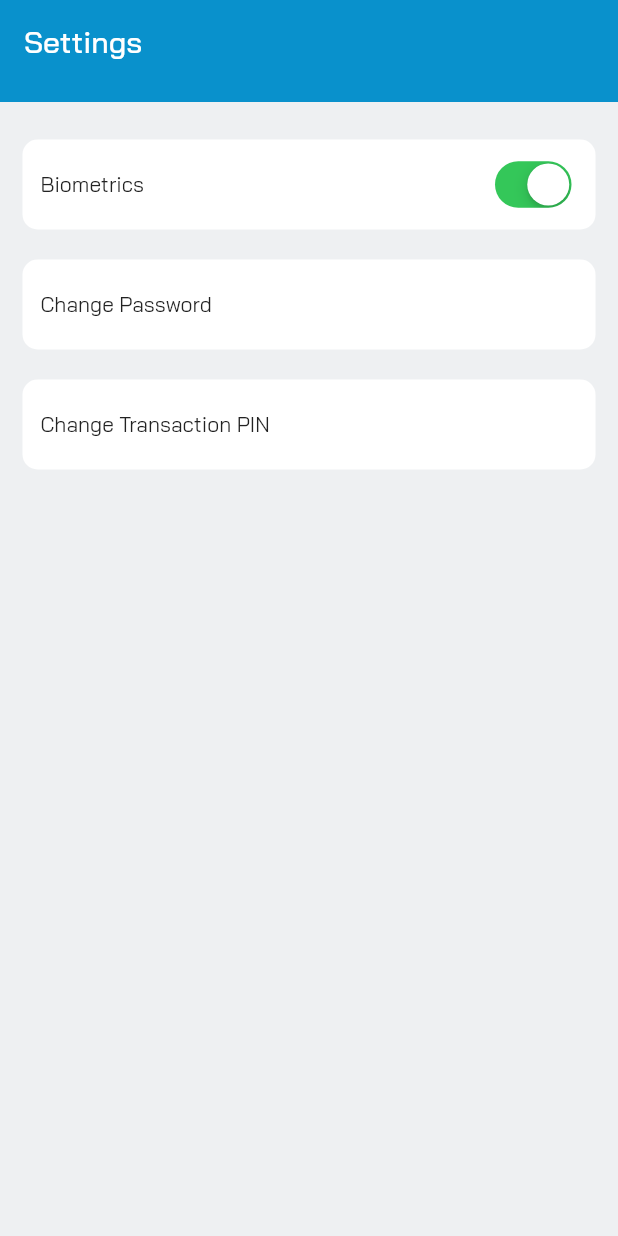
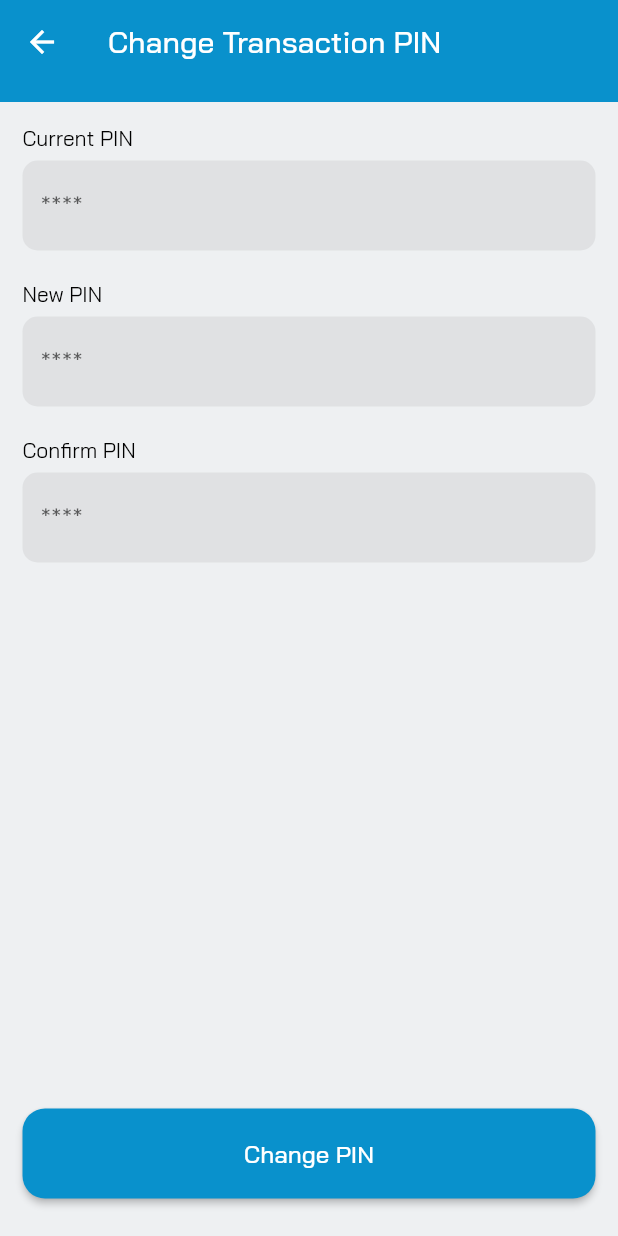
Before and after one commit to oolayemi/softbills, a Flutter app: the SettingsView widget shown alone on an empty page, opened directly, after a tap on "Change Transaction PIN", on a phone screen of 412 x 824 dp. Run offline on Flutter 3.47's test engine with Material 2 defaults, Android fonts, the phone set to English and light mode, and no system bars; our stand-ins replace another_flushbar, cached_network_image, dio, firebase_messaging, flare_flutter, flutter_dotenv and 15 more; missing offline and left inert: device_information, encrypt, fluttercontactpicker, mockito, numeric_keyboard, observable_ish and 1 more; accounts and stored records are empty.

```diff
--- /dev/null
+++ b/lib/views/change_transaction_pin/change_transaction_pin.dart
@@ -0,0 +1,87 @@
+import 'package:flutter/material.dart';
+import 'package:flutter/services.dart';
+import 'package:intl_phone_number_input/intl_phone_number_input.dart';
+import 'package:no_name/widgets/utility_widgets.dart';
+import 'package:stacked/stacked.dart';
+
+import 'change_transaction_pin_viewmodel.dart';
+
+class ChangeTransactionPinView extends StatelessWidget {
+  const ChangeTransactionPinView({Key? key}) : super(key: key);
+
+  @override
+  Widget build(BuildContext context) {
+    return ViewModelBuilder<ChangeTransactionPinViewModel>.reactive(
+        viewModelBuilder: () => ChangeTransactionPinViewModel(),
+        builder: (context, model, child) {
+          return CustomScaffoldWidget(
+            appBar: const CustomAppBar(title: "Change Transaction PIN"),
+            body: Stack(
+              children: [
+                Container(
+                  padding: EdgeInsets.only(bottom: MediaQuery.of(context).viewInsets.bottom),
+                  child: Form(
+                    key: model.formKey,
+                    child: ListView(
+                      children: [
+                        BuildTextField(
+                          title: "Current PIN",
+                          hintText: "****",
+                          maxLength: 4,
+                          controller: model.oldPin,
+                          textInputType: TextInputType.number,
+                          validator: (String? value) => value!.isEmpty
+                              ? "Old PIN field cannot be empty"
+                              : value.length < 4
+                              ? "Old PIN must be at least 4 characters"
+                              : null,
+                        ),
+                        BuildTextField(
+                          title: "New PIN",
+                          hintText: "****",
+                          maxLength: 4,
+                          controller: model.newPin,
+                          textInputType: TextInputType.number,
+                          validator: (String? value) => value!.isEmpty
+                              ? "New PIN field cannot be empty"
+                              : value.length < 4
+                              ? "New PIN must be at least 4 characters"
+                              : null,
+                        ),
+                        BuildTextField(
+                          title: "Confirm PIN",
+                          hintText: "****",
+                          maxLength: 4,
+                          isLast: true,
+                          controller: model.confirmNewPin,
+                          textInputType: TextInputType.number,
+                          validator: (String? value) => value!.isEmpty
+                              ? "Confirm PIN field cannot be empty"
+                              : value != model.newPin.text
+                              ? "New PIN and Confirm PIN do not match"
+                              : null,
+                        ),
+                        const SizedBox(height: 20),
+                      ],
+                    ),
+                  ),
+                ),
+                Positioned(
+                  bottom: 10,
+                  right: 0,
+                  left: 0,
+                  child: RoundedButton(
+                    title: "Change PIN",
+                    onPressed: () {
+                      if (model.formKey.currentState!.validate()) {
+                        model.changePin(context);
+                      }
+                    },
+                  ),
+                )
+              ],
+            ),
+          );
+        });
+  }
+}
--- /dev/null
+++ b/lib/views/change_transaction_pin/change_transaction_pin_viewmodel.dart
@@ -0,0 +1,67 @@
+import 'dart:convert';
+
+import 'package:dio/dio.dart';
+import 'package:flutter/material.dart';
+import 'package:no_name/core/services/auth_service.dart';
+import 'package:stacked/stacked.dart';
+import 'package:stacked_services/stacked_services.dart';
+
+import '../../app/locator.dart';
+import '../../core/constants/loading_dialog.dart';
+import '../../core/exceptions/error_handling.dart';
+import '../../core/models/nok_response.dart';
+import '../../core/utils/tools.dart';
+import '../../widgets/utility_widgets.dart';
+
+class ChangeTransactionPinViewModel extends ReactiveViewModel {
+  final AuthService _authService = locator<AuthService>();
+  final NavigationService _navigationService = locator<NavigationService>();
+  final DialogService _dialogService = locator<DialogService>();
+
+  NokData? get nokData => _authService.nokResponse;
+
+  final formKey = GlobalKey<FormState>();
+
+  TextEditingController oldPin = TextEditingController();
+  TextEditingController newPin = TextEditingController();
+  TextEditingController confirmNewPin = TextEditingController();
+
+  Future changePin(context) async {
+    LoaderDialog.showLoadingDialog(context, message: "Saving details...");
+
+    Map<String, dynamic> payload = {
+      'current_pin': oldPin.text,
+      'new_pin': newPin.text,
+      'new_pin_confirmation': confirmNewPin.text,
+    };
+
+    try {
+      final response =
+          await dio().post('/user/transaction-pin/change', data: payload);
+
+      String? success = jsonDecode(response.toString())['status'];
+
+      Map<String, dynamic> json = jsonDecode(response.toString());
+
+      if (success == 'success') {
+        await _authService.getProfile();
+        notifyListeners();
+        _dialogService.completeDialog(DialogResponse());
+        _navigationService.back();
+      } else {
+        _dialogService.completeDialog(DialogResponse());
+        flusher(json['message'] ?? 'Error Fetching data', context,
+            color: Colors.red);
+      }
+    } on DioError catch (e) {
+      _dialogService.completeDialog(DialogResponse());
+      print(e.response);
+      flusher(DioExceptions.fromDioError(e).toString(), context,
+          color: Colors.red);
+    }
+  }
+
+  @override
+  // TODO: implement reactiveServices
+  List<ReactiveServiceMixin> get reactiveServices => [];
+}
--- a/lib/views/settings/settings_view.dart
+++ b/lib/views/settings/settings_view.dart
@@ -1,7 +1,9 @@
 import 'package:flutter/cupertino.dart';
 import 'package:flutter/material.dart';
+import 'package:no_name/views/change_transaction_pin/change_transaction_pin.dart';
 import 'package:no_name/widgets/utility_widgets.dart';
 import 'package:stacked/stacked.dart';
+import 'package:stacked_services/stacked_services.dart';
 
 import 'settings_viewmodel.dart';
 
@@ -26,7 +28,9 @@ class SettingsView extends StatelessWidget {
                       model.statusBiometric(context, value);
                     })),
                 _eachSection("Change Password", () {}),
-                _eachSection("Change Transaction PIN", () {}),
+                _eachSection("Change Transaction PIN", () {
+                  NavigationService().navigateToView(const ChangeTransactionPinView());
+                }),
               ],
             ),
           );
```
